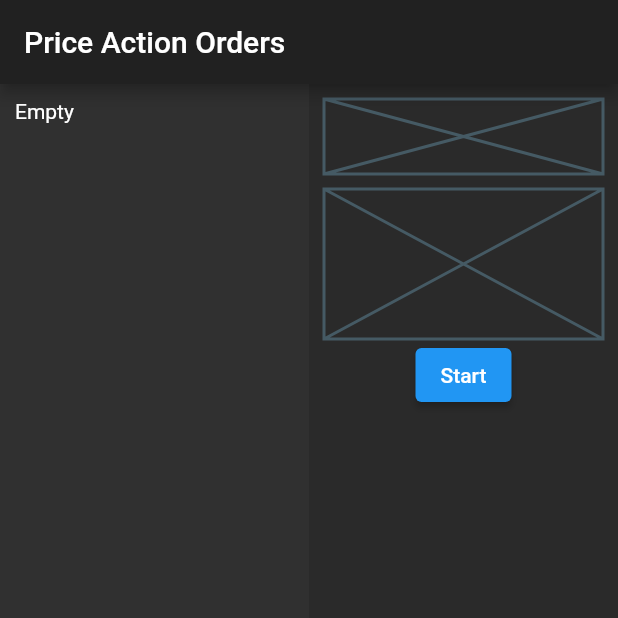
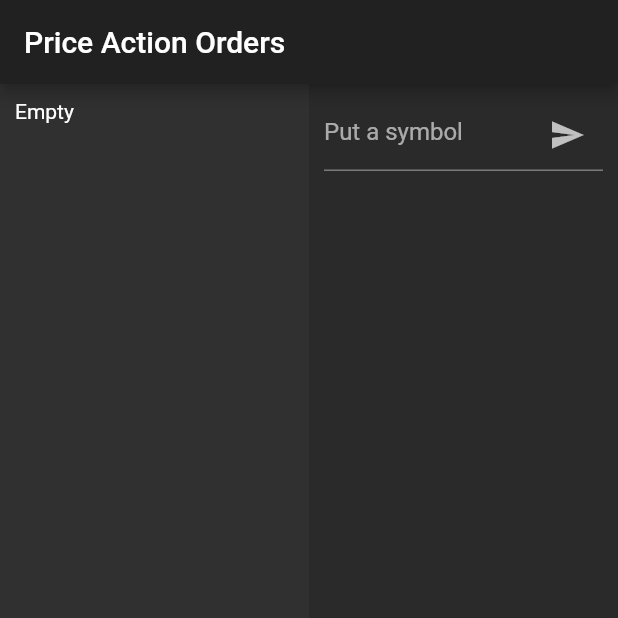
Before and after one commit to copmorty/price_action_orders, a Flutter app: the screen it shows after launch, on a phone screen of 412 x 824 dp, the top half of it. Run offline on Flutter 3.47's test engine with Material 2 defaults, Android fonts, the phone set to English and light mode, and no system bars; our stand-ins replace bloc, dartz, equatable, flutter_bloc, get_it.

Commit message:
Seventh commit

```diff
--- /dev/null
+++ b/lib/core/error/exceptions.dart
@@ -0,0 +1,3 @@
+class ServerException implements Exception {}
+
+class CacheException implements Exception {}
--- a/lib/data/datasources/bookticker_datasource.dart
+++ b/lib/data/datasources/bookticker_datasource.dart
@@ -8,17 +8,16 @@ import 'package:web_socket_channel/io.dart';
 
 abstract class BookTickerDataSource {
   /// Websocket stream
-  Stream<BookTicker> getBookTicker();
+  Stream<BookTicker> getBookTicker(String symbol);
 }
 
 class BookTickerDataSourceImpl implements BookTickerDataSource {
   IOWebSocketChannel channel;
 
   @override
-  Stream<BookTicker> getBookTicker() {
-    String pair = 'BTC/USDT';
-    String parameterPair = pair.toLowerCase().replaceAll(RegExp(r'/'), '');
-    String socket = 'wss://stream.binance.com:9443/ws/$parameterPair@bookTicker';
+  Stream<BookTicker> getBookTicker(String symbol) {
+    String pair = symbol.toLowerCase().replaceAll(RegExp(r'/'), '');
+    String socket = 'wss://stream.binance.com:9443/ws/$pair@bookTicker';
     channel?.sink?.close();
     channel = IOWebSocketChannel.connect(socket);
 
--- a/lib/data/repositories/bookticker_repository_impl.dart
+++ b/lib/data/repositories/bookticker_repository_impl.dart
@@ -1,3 +1,5 @@
+import 'package:dartz/dartz.dart';
+import 'package:price_action_orders/core/error/failures.dart';
 import 'package:price_action_orders/data/datasources/bookticker_datasource.dart';
 import 'package:price_action_orders/domain/entities/bookticker.dart';
 import 'package:price_action_orders/domain/repositories/bookticker_respository.dart';
@@ -9,7 +11,12 @@ class BookTickerRepositoryImpl implements BookTickerRepository {
   BookTickerRepositoryImpl({@required this.dataSource});
 
   @override
-  Stream<BookTicker> getBookTicker() {
-    return dataSource.getBookTicker();
+  Either<Failure, Stream<BookTicker>> getBookTicker(String symbol) {
+    try {
+      return Right(dataSource.getBookTicker(symbol));
+    } catch (e) {
+      return Left(ServerFailure());
+    }
+    // return dataSource.getBookTicker();
   }
 }
--- a/lib/domain/repositories/bookticker_respository.dart
+++ b/lib/domain/repositories/bookticker_respository.dart
@@ -1,5 +1,7 @@
+import 'package:dartz/dartz.dart';
+import 'package:price_action_orders/core/error/failures.dart';
 import 'package:price_action_orders/domain/entities/bookticker.dart';
 
 abstract class BookTickerRepository {
-  Stream<BookTicker> getBookTicker();
+  Either<Failure, Stream<BookTicker>> getBookTicker(String symbol);
 }
--- a/lib/domain/usecases/get_bookticker.dart
+++ b/lib/domain/usecases/get_bookticker.dart
@@ -1,13 +1,26 @@
+import 'package:dartz/dartz.dart';
+import 'package:equatable/equatable.dart';
+import 'package:price_action_orders/core/error/failures.dart';
 import 'package:price_action_orders/core/usecases/usecase.dart';
 import 'package:price_action_orders/domain/entities/bookticker.dart';
 import 'package:price_action_orders/domain/repositories/bookticker_respository.dart';
 
-class GetBookTicker implements UseCase<BookTicker> {
+class GetBookTicker implements UseCase<BookTicker, Params> {
   final BookTickerRepository repository;
 
   GetBookTicker(this.repository);
+
   @override
-  Stream<BookTicker> call() {
-    return repository.getBookTicker();
+  Either<Failure, Stream<BookTicker>> call(Params params) {
+    return repository.getBookTicker(params.symbol);
   }
 }
+
+class Params extends Equatable {
+  final String symbol;
+
+  Params(this.symbol);
+
+  @override
+  List<Object> get props => [symbol];
+}
--- a/lib/presentation/bloc/bloc/bookticker_event.dart
+++ b/lib/presentation/bloc/bloc/bookticker_event.dart
@@ -7,7 +7,14 @@ abstract class BookTickerEvent extends Equatable {
   List<Object> get props => [];
 }
 
-class GetBookTickerEvent extends BookTickerEvent {}
+class GetBookTickerEvent extends BookTickerEvent {
+  final String symbol;
+
+  GetBookTickerEvent(this.symbol);
+
+  @override
+  List<Object> get props => [symbol];
+}
 
 class _BookTickerTick extends BookTickerEvent {
   final BookTicker tick;
--- a/lib/presentation/screens/home_screen.dart
+++ b/lib/presentation/screens/home_screen.dart
@@ -41,8 +41,7 @@ class HomeScreen extends StatelessWidget {
                         } else if (state is Loading) {
                           return LoadingWidget();
                         } else if (state is Loaded) {
-                          return BookTickerDisplay(
-                              bookTicker: state.bookTicker);
+                          return BookTickerDisplay(bookTicker: state.bookTicker);
                         }
                         return Container();
                       },
@@ -70,35 +69,62 @@ class HomeScreen extends StatelessWidget {
   }
 }
 
-class BookTickerControls extends StatefulWidget {
-  const BookTickerControls({
-    Key key,
-  }) : super(key: key);
+class BookTickerControls extends StatelessWidget {
+  @override
+  Widget build(BuildContext context) {
+    return Column(
+      children: [
+        InputSymbol(),
+      ],
+    );
+  }
+}
+
+class InputSymbol extends StatefulWidget {
+  @override
+  _InputSymbolState createState() => _InputSymbolState();
+}
+
+class _InputSymbolState extends State<InputSymbol> {
+  TextEditingController _controller = TextEditingController();
 
   @override
-  _BookTIckerControlsState createState() => _BookTIckerControlsState();
-}
-
-class _BookTIckerControlsState extends State<BookTickerControls> {
-  void dispatchWS() {
-    BlocProvider.of<BookTickerBloc>(context).add(GetBookTickerEvent());
+  void dispose() {
+    super.dispose();
+    _controller.dispose();
   }
 
   @override
   Widget build(BuildContext context) {
-    return Column(
-      children: [
-        //Input
-        Placeholder(fallbackHeight: 50),
-        SizedBox(height: 10),
-        Placeholder(fallbackHeight: 100),
-        Container(
-          child: ElevatedButton(
-            onPressed: () => dispatchWS(),
-            child: Text('Start'),
-          ),
+    return TextField(
+      controller: _controller,
+      cursorColor: Colors.white,
+      textCapitalization: TextCapitalization.characters,
+      decoration: InputDecoration(
+        hintText: 'Put a symbol',
+        focusedBorder: UnderlineInputBorder(
+          borderSide: BorderSide(color: Colors.white),
         ),
-      ],
+        suffixIcon: IconButton(
+          color: Colors.white70,
+          icon: Icon(Icons.send),
+          onPressed: dispatchSymbol,
+        ),
+      ),
+      onSubmitted: (_) => dispatchSymbol(),
+      onChanged: (value) {
+        _controller.text = value.toUpperCase();
+        _controller.selection = TextSelection.fromPosition(TextPosition(offset: _controller.text.length));
+      },
     );
   }
+
+  void dispatchSymbol() {
+    String symbol = _controller.text;
+    if (symbol != '') {
+      _controller.clear();
+      FocusScope.of(context).unfocus();
+      BlocProvider.of<BookTickerBloc>(context).add(GetBookTickerEvent(symbol));
+    }
+  }
 }
--- a/lib/presentation/widgets/loading_widget.dart
+++ b/lib/presentation/widgets/loading_widget.dart
@@ -5,7 +5,11 @@ class LoadingWidget extends StatelessWidget {
   Widget build(BuildContext context) {
     return Container(
       height: MediaQuery.of(context).size.height / 3,
-      child: CircularProgressIndicator(),
+      child: Center(
+        child: CircularProgressIndicator(
+          valueColor: new AlwaysStoppedAnimation<Color>(Colors.white),
+        ),
+      ),
     );
   }
 }
--- a/pubspec.yaml
+++ b/pubspec.yaml
@@ -24,8 +24,8 @@ dependencies:
   flutter:
     sdk: flutter
   get_it: ^6.0.0
+  dartz: ^0.9.2
   web_socket_channel: ^2.0.0
-  provider: ^5.0.0
   flutter_bloc: ^7.0.0
   equatable: ^2.0.0
   fl_chart: ^0.35.0
```
Also changed, not shown: lib/core/error/failures.dart (added, +14 -0 lines), lib/core/usecases/usecase.dart (+8 -3 lines), lib/presentation/bloc/bloc/bookticker_bloc.dart (+7 -1 lines), pubspec.lock.
